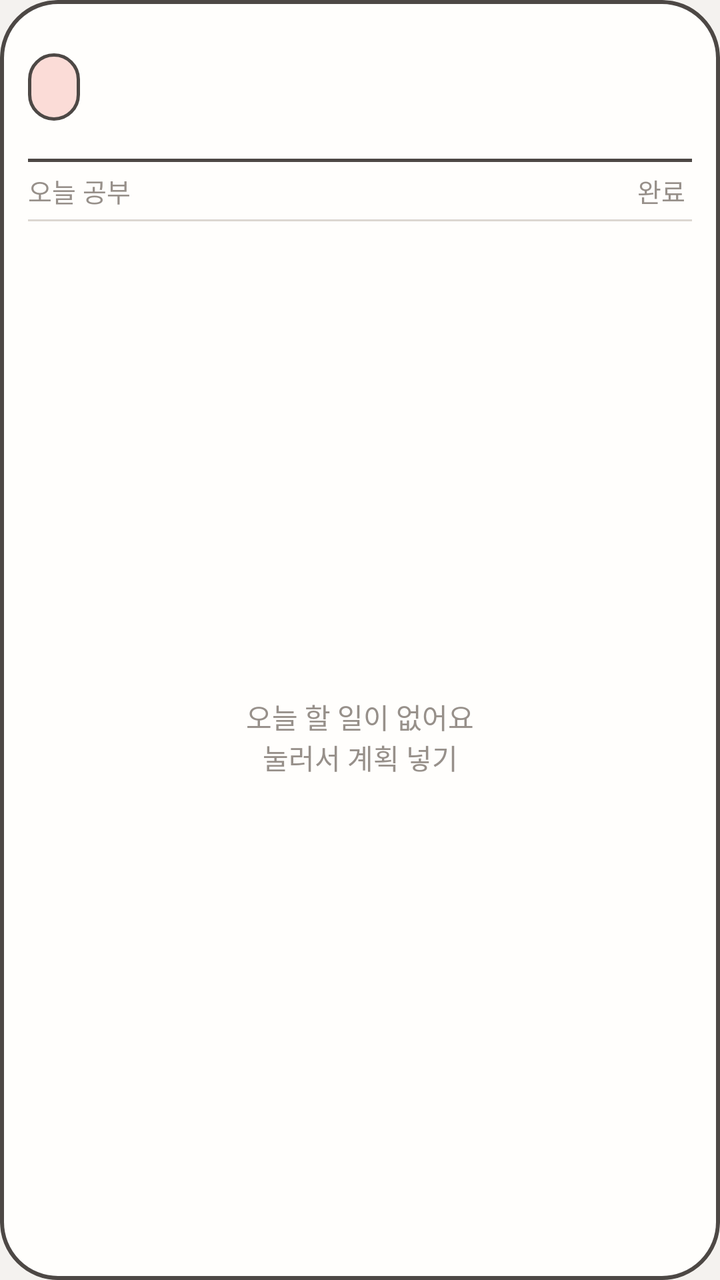
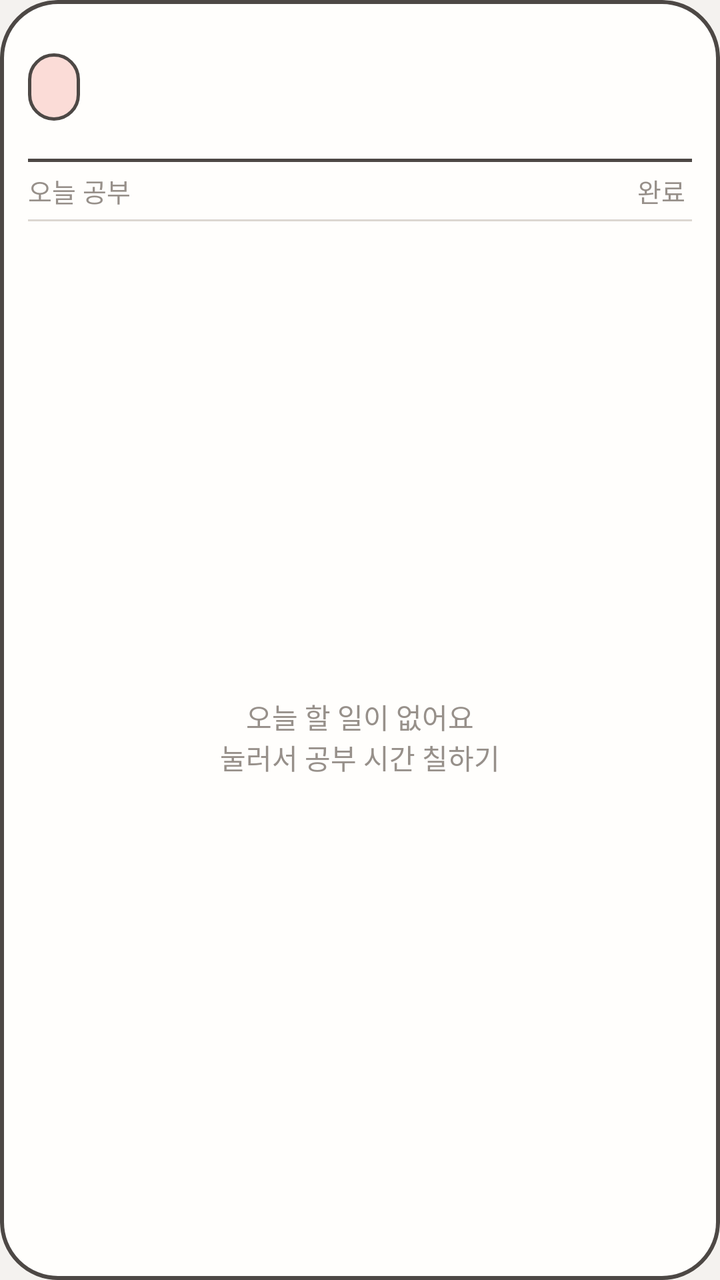

An Android layout rendered at two revisions. The XML below is the earlier revision; the diff shows what the commit changed to produce the second picture.
<!-- AndroidManifest.xml: application theme AppTheme -->
<!-- res/layout/widget_planner.xml -->
<?xml version="1.0" encoding="utf-8"?>
<LinearLayout xmlns:android="http://schemas.android.com/apk/res/android"
    android:id="@android:id/background"
    android:layout_width="match_parent"
    android:layout_height="match_parent"
    android:background="@drawable/widget_bg"
    android:orientation="vertical"
    android:clipToOutline="true"
    android:padding="14dp">

    <LinearLayout
        android:id="@+id/w_head"
        android:layout_width="match_parent"
        android:layout_height="wrap_content"
        android:gravity="center_vertical"
        android:orientation="horizontal">

        <TextView
            android:id="@+id/w_date"
            android:layout_width="wrap_content"
            android:layout_height="wrap_content"
            android:background="@drawable/banner_bg"
            android:paddingStart="12dp"
            android:paddingTop="4dp"
            android:paddingEnd="14dp"
            android:paddingBottom="4dp"
            android:textColor="@color/ink"
            android:textSize="19sp" />

        <TextView
            android:id="@+id/w_stamp"
            android:layout_width="wrap_content"
            android:layout_height="wrap_content"
            android:layout_marginStart="8dp"
            android:background="@drawable/stamp_bg"
            android:paddingStart="8dp"
            android:paddingTop="1dp"
            android:paddingEnd="8dp"
            android:paddingBottom="1dp"
            android:text="참 잘했어"
            android:textColor="@color/pink_deep"
            android:textSize="13sp"
            android:visibility="gone" />

        <LinearLayout
            android:layout_width="0dp"
            android:layout_height="wrap_content"
            android:layout_weight="1"
            android:gravity="end"
            android:orientation="vertical">

            <TextView
                android:id="@+id/w_dlabel"
                android:layout_width="wrap_content"
                android:layout_height="wrap_content"
                android:textColor="@color/muted"
                android:textSize="12sp" />

            <TextView
                android:id="@+id/w_dday"
                android:layout_width="wrap_content"
                android:layout_height="wrap_content"
                android:textColor="@color/pink"
                android:textSize="32sp" />
        </LinearLayout>
    </LinearLayout>

    <TextView
        android:id="@+id/w_quote"
        android:layout_width="match_parent"
        android:layout_height="wrap_content"
        android:layout_marginTop="4dp"
        android:maxLines="2"
        android:ellipsize="end"
        android:textColor="@color/ink"
        android:textSize="14sp"
        android:visibility="gone" />

    <LinearLayout
        android:layout_width="match_parent"
        android:layout_height="1.5dp"
        android:layout_marginTop="6dp"
        android:background="@color/line"
        android:orientation="horizontal" />

    <LinearLayout
        android:layout_width="match_parent"
        android:layout_height="wrap_content"
        android:gravity="center_vertical"
        android:orientation="horizontal"
        android:paddingTop="3dp"
        android:paddingBottom="3dp">

        <TextView
            android:layout_width="wrap_content"
            android:layout_height="wrap_content"
            android:text="오늘 공부 "
            android:textColor="@color/muted"
            android:textSize="13sp" />

        <TextView
            android:id="@+id/w_time"
            android:layout_width="0dp"
            android:layout_height="wrap_content"
            android:layout_weight="1"
            android:textColor="@color/pink"
            android:textSize="17sp" />

        <TextView
            android:layout_width="wrap_content"
            android:layout_height="wrap_content"
            android:text="완료 "
            android:textColor="@color/muted"
            android:textSize="13sp" />

        <TextView
            android:id="@+id/w_done"
            android:layout_width="wrap_content"
            android:layout_height="wrap_content"
            android:textColor="@color/pink"
            android:textSize="17sp" />
    </LinearLayout>

    <LinearLayout
        android:layout_width="match_parent"
        android:layout_height="1dp"
        android:background="@color/line_soft"
        android:orientation="horizontal" />

    <FrameLayout
        android:layout_width="match_parent"
        android:layout_height="0dp"
        android:layout_weight="1">

        <ListView
            android:id="@+id/w_list"
            android:layout_width="match_parent"
            android:layout_height="match_parent"
            android:divider="@color/line_faint"
            android:dividerHeight="1dp" />

        <TextView
            android:id="@+id/w_empty"
            android:layout_width="match_parent"
            android:layout_height="match_parent"
            android:gravity="center"
            android:text="@string/widget_empty"
            android:textColor="@color/muted"
            android:textSize="14sp" />
    </FrameLayout>
</LinearLayout>
<!-- resources referenced by this layout -->
<resources>
  <color name="ink">#45413E</color>
  <color name="line">#4D4845</color>
  <color name="line_faint">#ECE8E3</color>
  <color name="line_soft">#DCD7D1</color>
  <color name="muted">#97908A</color>
  <color name="pink">#EC8C8C</color>
  <color name="pink_deep">#E07272</color>
  <!-- drawable banner_bg (drawable) -->
  <?xml version="1.0" encoding="utf-8"?>
  <shape xmlns:android="http://schemas.android.com/apk/res/android" android:shape="rectangle">
      <solid android:color="@color/pink_fill" />
      <stroke android:width="1.5dp" android:color="@color/line" />
      <corners android:radius="18dp" />
  </shape>
  <!-- drawable stamp_bg (drawable) -->
  <?xml version="1.0" encoding="utf-8"?>
  <shape xmlns:android="http://schemas.android.com/apk/res/android" android:shape="rectangle">
      <solid android:color="@color/pink_fill" />
      <stroke android:width="1dp" android:color="@color/pink_deep" />
      <corners android:radius="12dp" />
  </shape>
  <!-- drawable widget_bg (drawable) -->
  <?xml version="1.0" encoding="utf-8"?>
  <shape xmlns:android="http://schemas.android.com/apk/res/android" android:shape="rectangle">
      <solid android:color="@color/paper" />
      <stroke android:width="2dp" android:color="@color/line" />
      <corners android:radius="@dimen/widget_radius" />
  </shape>
  <string name="widget_empty">오늘 할 일이 없어요\n눌러서 계획 넣기</string>
  <style name="AppTheme" parent="@android:style/Theme.Material.Light.NoActionBar">
          <item name="android:windowBackground">@color/bg</item>
          <item name="android:statusBarColor">@color/bg</item>
          <item name="android:windowLightStatusBar">true</item>
          <item name="android:navigationBarColor">@color/bg</item>
      </style>
  <color name="pink_fill">#FBDCD7</color>
  <color name="paper">#FFFEFC</color>
  <dimen name="widget_radius">16dp</dimen>
  <color name="bg">#F4F2EF</color>
</resources>

<!-- the commit's change to res/layout/widget_planner.xml (unified diff, before → after) -->
@@ -84,6 +84,7 @@
         android:orientation="horizontal" />
 
     <LinearLayout
+        android:id="@+id/w_stats"
         android:layout_width="match_parent"
         android:layout_height="wrap_content"
         android:gravity="center_vertical"
@@ -128,16 +129,31 @@
         android:orientation="horizontal" />
 
     <FrameLayout
+        android:id="@+id/w_body"
         android:layout_width="match_parent"
         android:layout_height="0dp"
         android:layout_weight="1">
 
-        <ListView
-            android:id="@+id/w_list"
+        <LinearLayout
             android:layout_width="match_parent"
             android:layout_height="match_parent"
-            android:divider="@color/line_faint"
-            android:dividerHeight="1dp" />
+            android:orientation="vertical">
+
+            <ListView
+                android:id="@+id/w_list"
+                android:layout_width="match_parent"
+                android:layout_height="wrap_content"
+                android:divider="@color/line_faint"
+                android:dividerHeight="1dp" />
+
+            
+            <LinearLayout
+                android:id="@+id/w_fill"
+                android:layout_width="match_parent"
+                android:layout_height="0dp"
+                android:layout_weight="1"
+                android:orientation="horizontal" />
+        </LinearLayout>
 
         <TextView
             android:id="@+id/w_empty"
<!-- resource entries referenced after the edit -->
@@ -28,7 +28,7 @@
       <stroke android:width="2dp" android:color="@color/line" />
       <corners android:radius="@dimen/widget_radius" />
   </shape>
-  <string name="widget_empty">오늘 할 일이 없어요\n눌러서 계획 넣기</string>
+  <string name="widget_empty">오늘 할 일이 없어요\n눌러서 공부 시간 칠하기</string>
   <style name="AppTheme" parent="@android:style/Theme.Material.Light.NoActionBar">
           <item name="android:windowBackground">@color/bg</item>
           <item name="android:statusBarColor">@color/bg</item>
